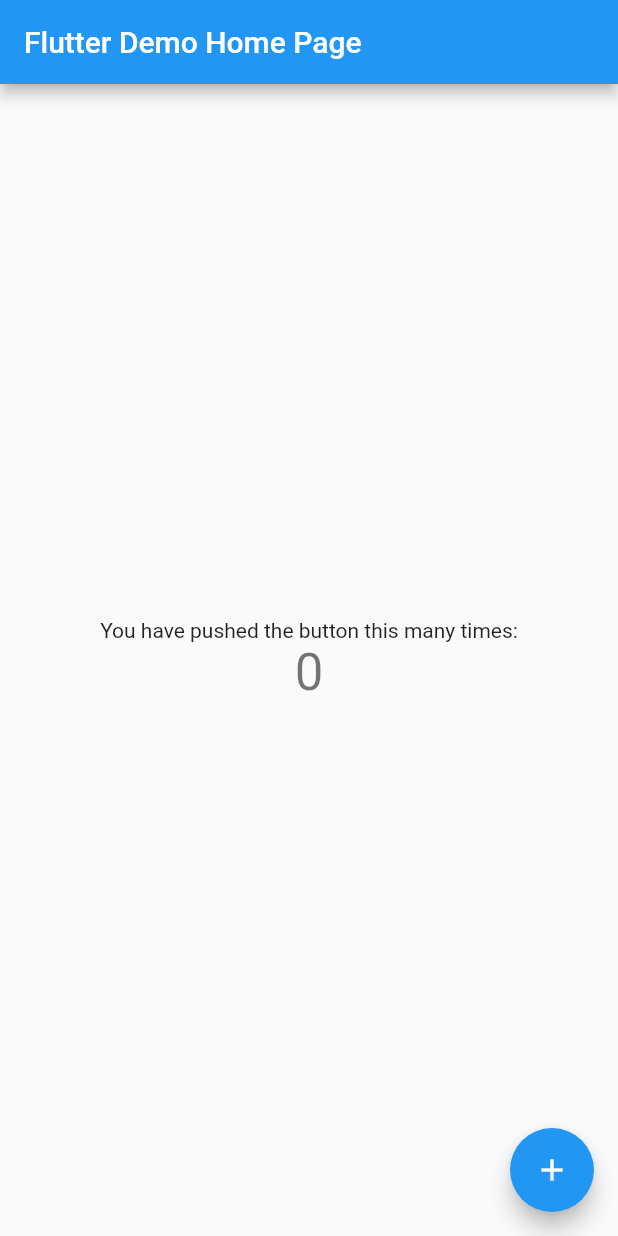
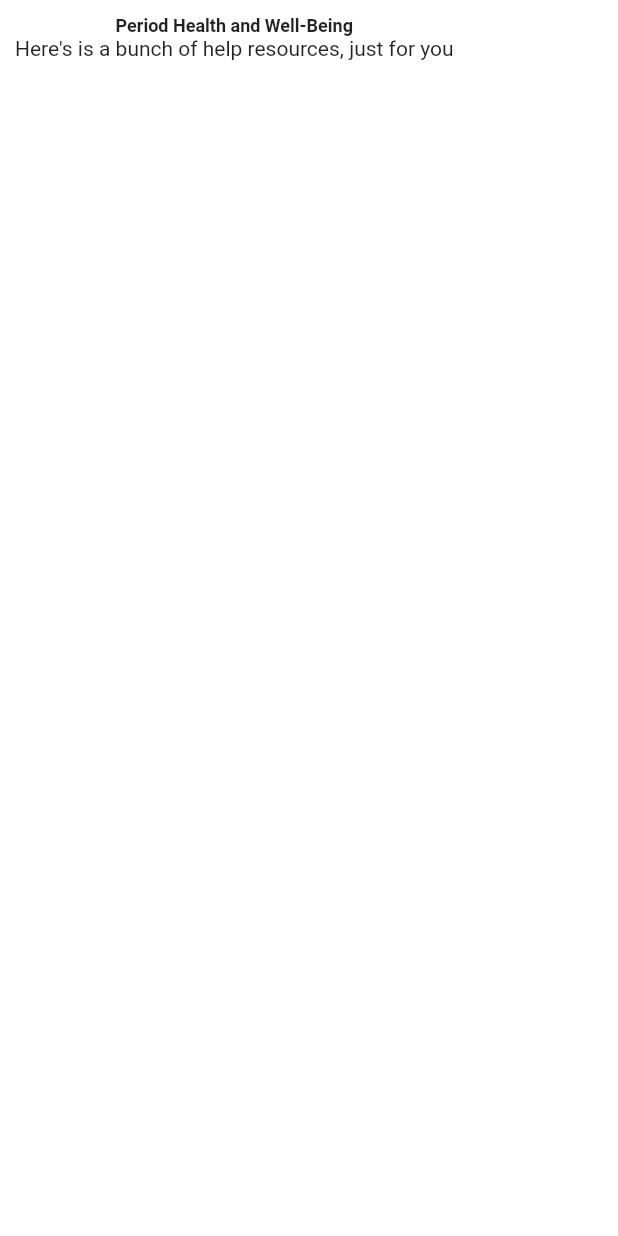
Before and after one commit to Sir-Nath/Ease_App, a Flutter app: the screen it shows after launch, on a phone screen of 412 x 824 dp. Run offline on Flutter 3.47's test engine with Material 2 defaults, Android fonts, the phone set to English and light mode, and no system bars.

Commit message:
first commit

```diff
--- /dev/null
+++ b/lib/Screens/Period_Health/components/body.dart
@@ -0,0 +1,37 @@
+import 'package:flutter/material.dart';
+
+class Body extends StatelessWidget {
+  const Body({Key? key}) : super(key: key);
+
+  @override
+  Widget build(BuildContext context) {
+    Size size = MediaQuery.of(context).size;
+    return SafeArea(
+      child: SingleChildScrollView(
+        child: Column(
+          children: [
+            Container(
+              height: size.height * 0.2,
+              width: double.infinity,
+              padding: EdgeInsets.symmetric(vertical: 10, horizontal: 10),
+              child: Row(
+                children: [
+                  Column(
+                    children: [
+                      Text('Period Health and Well-Being',
+                      style: TextStyle(
+                        fontWeight: FontWeight.bold,
+                        fontSize: 12
+                      ),),
+                      Text('Here\'s is a bunch of help resources, just for you')
+                    ],
+                  )
+                ],
+              ),
+            )
+          ],
+        ),
+      ),
+    );
+  }
+}
--- /dev/null
+++ b/lib/Screens/Period_Health/period_health_screen.dart
@@ -0,0 +1,13 @@
+import 'package:flutter/material.dart';
+import'components/body.dart';
+
+class PeriodHealthScreen extends StatelessWidget {
+  const PeriodHealthScreen({Key? key}) : super(key: key);
+
+  @override
+  Widget build(BuildContext context) {
+    return Scaffold(
+      body: Body(),
+    );
+  }
+}
--- /dev/null
+++ b/lib/constants.dart
@@ -0,0 +1,5 @@
+import 'package:flutter/material.dart';
+
+const myPrimaryColor = Color(0xFEB0DF);
+const myPrimaryTextColor = Color(0x7E315F);
+const myPrimaryDeepColor = Color(0xA8417);
--- a/lib/main.dart
+++ b/lib/main.dart
@@ -1,4 +1,7 @@
+import 'package:ease_app/Screens/Period_Health/period_health_screen.dart';
 import 'package:flutter/material.dart';
+
+import 'constants.dart';
 
 void main() {
   runApp(const MyApp());
@@ -11,105 +14,14 @@ class MyApp extends StatelessWidget {
   @override
   Widget build(BuildContext context) {
     return MaterialApp(
-      title: 'Flutter Demo',
+      debugShowCheckedModeBanner: false,
+
+      title: 'Ease App',
       theme: ThemeData(
-        // This is the theme of your application.
-        //
-        // Try running your application with "flutter run". You'll see the
-        // application has a blue toolbar. Then, without quitting the app, try
-        // changing the primarySwatch below to Colors.green and then invoke
-        // "hot reload" (press "r" in the console where you ran "flutter run",
-        // or simply save your changes to "hot reload" in a Flutter IDE).
-        // Notice that the counter didn't reset back to zero; the application
-        // is not restarted.
-        primarySwatch: Colors.blue,
+          primaryColor: myPrimaryColor,
+          scaffoldBackgroundColor: Colors.white
       ),
-      home: const MyHomePage(title: 'Flutter Demo Home Page'),
+      home: PeriodHealthScreen()
     );
   }
 }
-
-class MyHomePage extends StatefulWidget {
-  const MyHomePage({Key? key, required this.title}) : super(key: key);
-
-  // This widget is the home page of your application. It is stateful, meaning
-  // that it has a State object (defined below) that contains fields that affect
-  // how it looks.
-
-  // This class is the configuration for the state. It holds the values (in this
-  // case the title) provided by the parent (in this case the App widget) and
-  // used by the build method of the State. Fields in a Widget subclass are
-  // always marked "final".
-
-  final String title;
-
-  @override
-  State<MyHomePage> createState() => _MyHomePageState();
-}
-
-class _MyHomePageState extends State<MyHomePage> {
-  int _counter = 0;
-
-  void _incrementCounter() {
-    setState(() {
-      // This call to setState tells the Flutter framework that something has
-      // changed in this State, which causes it to rerun the build method below
-      // so that the display can reflect the updated values. If we changed
-      // _counter without calling setState(), then the build method would not be
-      // called again, and so nothing would appear to happen.
-      _counter++;
-    });
-  }
-
-  @override
-  Widget build(BuildContext context) {
-    // This method is rerun every time setState is called, for instance as done
-    // by the _incrementCounter method above.
-    //
-    // The Flutter framework has been optimized to make rerunning build methods
-    // fast, so that you can just rebuild anything that needs updating rather
-    // than having to individually change instances of widgets.
-    return Scaffold(
-      appBar: AppBar(
-        // Here we take the value from the MyHomePage object that was created by
-        // the App.build method, and use it to set our appbar title.
-        title: Text(widget.title),
-      ),
-      body: Center(
-        // Center is a layout widget. It takes a single child and positions it
-        // in the middle of the parent.
-        child: Column(
-          // Column is also a layout widget. It takes a list of children and
-          // arranges them vertically. By default, it sizes itself to fit its
-          // children horizontally, and tries to be as tall as its parent.
-          //
-          // Invoke "debug painting" (press "p" in the console, choose the
-          // "Toggle Debug Paint" action from the Flutter Inspector in Android
-          // Studio, or the "Toggle Debug Paint" command in Visual Studio Code)
-          // to see the wireframe for each widget.
-          //
-          // Column has various properties to control how it sizes itself and
-          // how it positions its children. Here we use mainAxisAlignment to
-          // center the children vertically; the main axis here is the vertical
-          // axis because Columns are vertical (the cross axis would be
-          // horizontal).
-          mainAxisAlignment: MainAxisAlignment.center,
-          children: <Widget>[
-            const Text(
-              'You have pushed the button this many times:',
-            ),
-            Text(
-              '$_counter',
-              style: Theme.of(context).textTheme.headline4,
-            ),
-          ],
-        ),
-      ),
-      floatingActionButton: FloatingActionButton(
-        onPressed: _incrementCounter,
-        tooltip: 'Increment',
-        child: const Icon(Icons.add),
-      ), // This trailing comma makes auto-formatting nicer for build methods.
-    );
-  }
-}
```
Also changed, not shown: lib/responsive.dart (added, +36 -0 lines), pubspec.yaml (+5 -4 lines), pubspec.lock.
